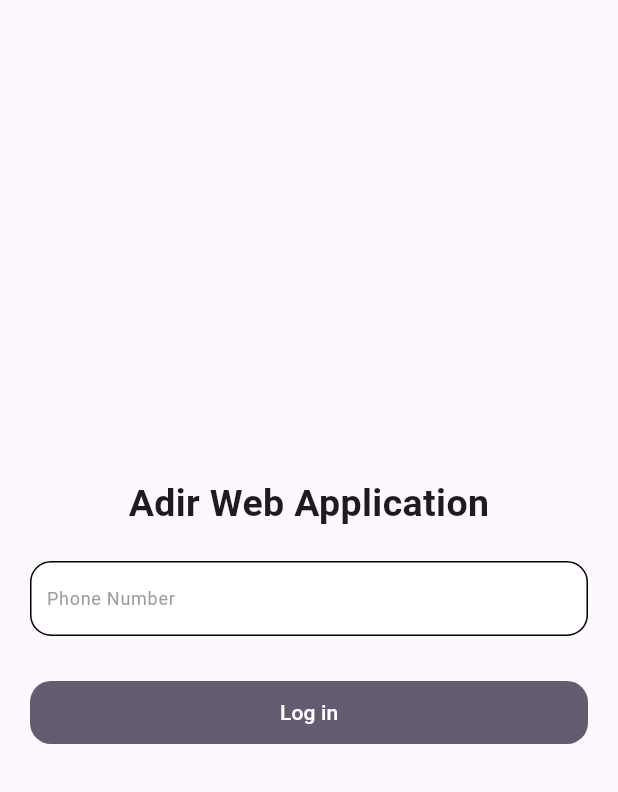
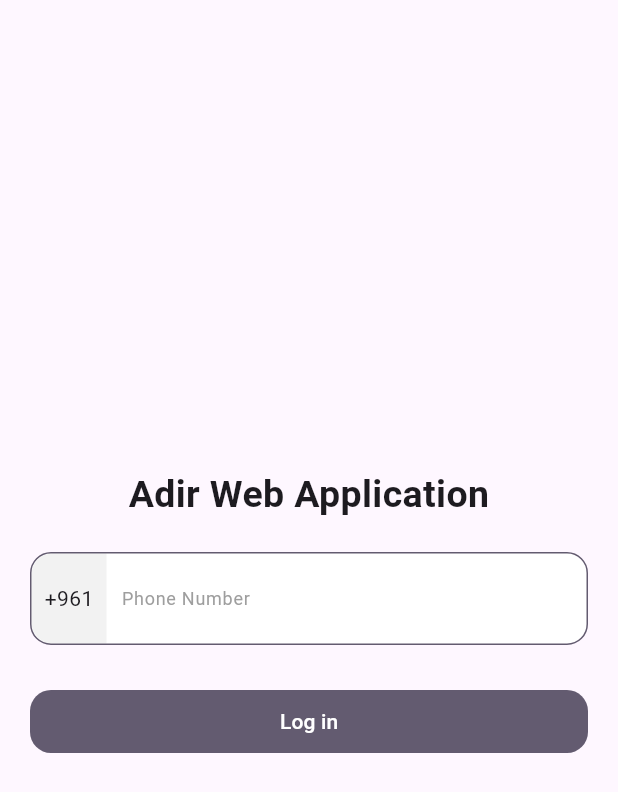
Before and after one commit to untitled-developers/adir-web-app, a Flutter app: the screen it shows after launch, on a phone screen of 412 x 824 dp. Shown: the top 792 px of the screen. Run offline on Flutter 3.47's test engine with Material 3 defaults, Android fonts, the phone set to English and light mode, and no system bars; our stand-ins replace dio, flutter_secure_storage, logger; missing offline and left inert: phone_numbers_parser; accounts and stored records are empty.

Commit message:
phone number field with validation

```diff
--- a/lib/login/login_page.dart
+++ b/lib/login/login_page.dart
@@ -1,4 +1,7 @@
+import 'package:adir_web_app/utils/phone_field_controller.dart';
 import 'package:flutter/material.dart';
+
+part 'login_page_design_logic.dart';
 
 class LoginPage extends StatefulWidget {
   const LoginPage({super.key});
@@ -8,6 +11,12 @@ class LoginPage extends StatefulWidget {
 }
 
 class _LoginPageState extends State<LoginPage> {
+  late PhoneFieldController phoneNumberController = PhoneFieldController(
+    textController: TextEditingController(),
+  );
+  bool isCheckingPhoneNumber = false;
+  bool? validPhoneNumber;
+
   @override
   Widget build(BuildContext context) {
     return Scaffold(
@@ -17,7 +26,7 @@ class _LoginPageState extends State<LoginPage> {
             crossAxisAlignment: CrossAxisAlignment.stretch,
             mainAxisAlignment: MainAxisAlignment.center,
             children: [
-              Text(
+              const Text(
                 'Adir Web Application',
                 textAlign: TextAlign.center,
                 style: TextStyle(
@@ -25,43 +34,82 @@ class _LoginPageState extends State<LoginPage> {
                   fontWeight: FontWeight.w700,
                 ),
               ),
-              SizedBox(height: 20),
+              const SizedBox(height: 20),
               Container(
                   decoration: BoxDecoration(
                     border: Border.all(
-                        // color: validPhoneNumber
-                        //     ? Theme.of(context).colorScheme.secondary
-                        //     : Colors.red,
-                        ),
+                      color:
+                          validPhoneNumber == null || validPhoneNumber == true
+                              ? Theme.of(context).colorScheme.secondary
+                              : Colors.red,
+                    ),
                     color: Colors.white,
                     borderRadius: BorderRadius.circular(14),
                   ),
                   child: Row(
                     mainAxisAlignment: MainAxisAlignment.center,
                     children: [
+                      Container(
+                        decoration: const BoxDecoration(
+                            borderRadius: BorderRadius.only(
+                                topLeft: Radius.circular(14),
+                                bottomLeft: Radius.circular(14)),
+                            color: Color.fromRGBO(120, 120, 120, 0.1)),
+                        width: 50,
+                        height: 60,
+                        child: const Center(child: Text('+961')),
+                      ),
                       Expanded(
                         child: TextField(
-                            //TODO Add controller here
-                            controller: TextEditingController(),
+                            controller: phoneNumberController.textController,
                             keyboardType: TextInputType.phone,
                             style: const TextStyle(color: Colors.black),
                             cursorHeight: 20,
                             cursorColor: Theme.of(context).primaryColor,
-                            decoration: const InputDecoration(
-                              counter: Offstage(),
-                              contentPadding: EdgeInsets.symmetric(
+                            onChanged: onMobileTextChange,
+                            onEditingComplete: onEditingComplete,
+                            decoration: InputDecoration(
+                              suffixIcon: isCheckingPhoneNumber
+                                  ? Transform.scale(
+                                      scale: 0.5,
+                                      child: const CircularProgressIndicator())
+                                  : validPhoneNumber == true
+                                      ? Padding(
+                                          padding: const EdgeInsets.only(
+                                              right: 10.0),
+                                          child: Image.asset(
+                                            'assets/icons/tick.png',
+                                            color:
+                                                Theme.of(context).primaryColor,
+                                          ),
+                                        )
+                                      : null,
+                              counter: const Offstage(),
+                              contentPadding: const EdgeInsets.symmetric(
                                   horizontal: 10, vertical: 5),
                               floatingLabelBehavior: FloatingLabelBehavior.auto,
-                              floatingLabelStyle:
-                                  TextStyle(fontSize: 12, color: Colors.grey),
-                              labelStyle:
-                                  TextStyle(fontSize: 12, color: Colors.grey),
+                              floatingLabelStyle: const TextStyle(
+                                  fontSize: 12, color: Colors.grey),
+                              labelStyle: const TextStyle(
+                                  fontSize: 12, color: Colors.grey),
                               labelText: 'Phone Number',
                               border: InputBorder.none,
                             )),
                       ),
                     ],
                   )),
+              validPhoneNumber == false
+                  ? const Padding(
+                      padding: EdgeInsets.all(5.0),
+                      child: Text(
+                        'Invalid phone number.',
+                        style: TextStyle(
+                          color: Colors.red,
+                          fontSize: 10,
+                        ),
+                      ),
+                    )
+                  : const SizedBox(),
               const SizedBox(height: 30),
               SizedBox(
                 width: double.maxFinite,
@@ -75,8 +123,8 @@ class _LoginPageState extends State<LoginPage> {
                         borderRadius: BorderRadius.circular(14),
                       ),
                     ),
-                    onPressed: () {},
-                    child: Text(
+                    onPressed: onLogIn,
+                    child: const Text(
                       'Log in',
                       style: TextStyle(color: Colors.white),
                     ),
--- /dev/null
+++ b/lib/utils/phone_field_controller.dart
@@ -0,0 +1,54 @@
+import 'package:adir_web_app/main.dart';
+import 'package:flutter/material.dart';
+import 'package:phone_numbers_parser/phone_numbers_parser.dart' as phoneLib;
+
+class PhoneFieldController {
+  late TextEditingController textController;
+  String countryCode;
+
+  PhoneFieldController(
+      {required this.textController,
+      this.countryCode = '+961',
+      String? initialPhoneNumber}) {
+    if (initialPhoneNumber != null) {
+      parsePhoneNumber(initialPhoneNumber);
+    }
+  }
+
+  String get text {
+    String phone = '';
+    if (textController.text.startsWith('0')) {
+      phone = textController.text.replaceFirst('0', '');
+    } else {
+      phone = textController.text;
+    }
+
+    while (phone.startsWith('0')) {
+      phone = phone.replaceFirst('0', '');
+    }
+    if (phone == '') return '';
+    return countryCode + phone;
+  }
+
+  parsePhoneNumber(String phoneNumber) {
+    logger.d('Parsing Phone: $phoneNumber');
+    try {
+      phoneLib.PhoneNumber number = phoneLib.PhoneNumber.parse(phoneNumber);
+      countryCode = '+${number.countryCode}';
+      textController.text = number.nsn;
+    } catch (_) {
+      textController.text = '';
+      logger.e('Failed to parse $_');
+    }
+  }
+
+  phoneNumberValid() {
+    final phoneNumber = phoneLib.PhoneNumber.parse(text);
+    return phoneNumber.isValid();
+  }
+
+  String getParsedPhoneNumber() {
+    final phoneNumber = phoneLib.PhoneNumber.parse(text);
+    return '+${phoneNumber.countryCode}${phoneNumber.nsn}';
+  }
+}
```
Also changed, not shown: lib/login/login_page_design_logic.dart (added, +17 -0 lines), pubspec.yaml (+5 -2 lines), assets/icons/tick.png (added), pubspec.lock.
